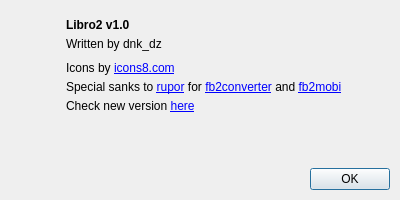
First picture: the form in src/designer/aboutdialog.ui, repository dnkorpushov/libro2, before the edit.
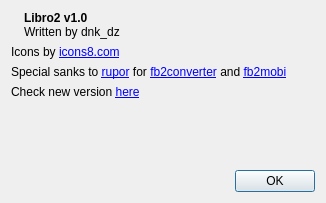
Second picture: the form after the edit. Icons and pictures are not drawn.

Patch:
```diff
--- a/src/designer/aboutdialog.ui
+++ b/src/designer/aboutdialog.ui
@@ -6,8 +6,8 @@
    <rect>
     <x>0</x>
     <y>0</y>
-    <width>400</width>
-    <height>200</height>
+    <width>326</width>
+    <height>203</height>
    </rect>
   </property>
   <property name="sizePolicy">
@@ -18,54 +18,46 @@
   </property>
   <property name="minimumSize">
    <size>
-    <width>400</width>
-    <height>200</height>
+    <width>0</width>
+    <height>0</height>
    </size>
   </property>
   <property name="maximumSize">
    <size>
-    <width>400</width>
-    <height>200</height>
+    <width>16777215</width>
+    <height>16777215</height>
    </size>
   </property>
   <property name="windowTitle">
    <string>About Libro2</string>
   </property>
-  <layout class="QVBoxLayout" name="verticalLayout_3">
-   <property name="spacing">
-    <number>10</number>
-   </property>
-   <property name="leftMargin">
-    <number>10</number>
-   </property>
-   <property name="topMargin">
-    <number>10</number>
-   </property>
-   <property name="rightMargin">
-    <number>10</number>
-   </property>
-   <property name="bottomMargin">
-    <number>10</number>
-   </property>
+  <layout class="QVBoxLayout" name="verticalLayout">
    <item>
     <layout class="QHBoxLayout" name="horizontalLayout" stretch="0,1">
-     <property name="spacing">
-      <number>6</number>
-     </property>
-     <item>
-      <layout class="QVBoxLayout" name="verticalLayout_2">
        <item>
         <widget class="QLabel" name="label">
+       <property name="sizePolicy">
+        <sizepolicy hsizetype="Preferred" vsizetype="Preferred">
+         <horstretch>0</horstretch>
+         <verstretch>0</verstretch>
+        </sizepolicy>
+       </property>
          <property name="minimumSize">
           <size>
-           <width>50</width>
-           <height>50</height>
+         <width>0</width>
+         <height>0</height>
           </size>
          </property>
          <property name="maximumSize">
           <size>
-           <width>50</width>
-           <height>50</height>
+         <width>16777215</width>
+         <height>16777215</height>
+        </size>
+       </property>
+       <property name="baseSize">
+        <size>
+         <width>-1</width>
+         <height>0</height>
           </size>
          </property>
          <property name="text">
@@ -75,46 +67,15 @@
           <pixmap resource="resources.qrc">:/icons/course_30px.png</pixmap>
          </property>
          <property name="alignment">
-          <set>Qt::AlignCenter</set>
+        <set>Qt::AlignLeading|Qt::AlignLeft|Qt::AlignTop</set>
          </property>
         </widget>
        </item>
        <item>
-        <spacer name="verticalSpacer">
-         <property name="orientation">
-          <enum>Qt::Vertical</enum>
-         </property>
-         <property name="sizeHint" stdset="0">
-          <size>
-           <width>20</width>
-           <height>40</height>
-          </size>
-         </property>
-        </spacer>
-       </item>
-      </layout>
-     </item>
-     <item>
-      <layout class="QVBoxLayout" name="verticalLayout" stretch="0,0,0,0,0,0,1">
+      <layout class="QVBoxLayout" name="verticalLayout_2">
        <property name="spacing">
-        <number>5</number>
+        <number>0</number>
        </property>
-       <item>
-        <spacer name="verticalSpacer_3">
-         <property name="orientation">
-          <enum>Qt::Vertical</enum>
-         </property>
-         <property name="sizeType">
-          <enum>QSizePolicy::Fixed</enum>
-         </property>
-         <property name="sizeHint" stdset="0">
-          <size>
-           <width>20</width>
-           <height>8</height>
-          </size>
-         </property>
-        </spacer>
-       </item>
        <item>
         <widget class="QLabel" name="labelName">
          <property name="font">
@@ -135,21 +96,9 @@
          </property>
         </widget>
        </item>
-       <item>
-        <spacer name="verticalSpacer_2">
-         <property name="orientation">
-          <enum>Qt::Vertical</enum>
-         </property>
-         <property name="sizeType">
-          <enum>QSizePolicy::Fixed</enum>
-         </property>
-         <property name="sizeHint" stdset="0">
-          <size>
-           <width>20</width>
-           <height>5</height>
-          </size>
-         </property>
-        </spacer>
+      </layout>
+     </item>
+    </layout>
        </item>
        <item>
         <widget class="QLabel" name="labelIconsCredits">
@@ -178,9 +127,18 @@
          </property>
         </widget>
        </item>
-      </layout>
-     </item>
-    </layout>
+   <item>
+    <spacer name="verticalSpacer">
+     <property name="orientation">
+      <enum>Qt::Vertical</enum>
+     </property>
+     <property name="sizeHint" stdset="0">
+      <size>
+       <width>20</width>
+       <height>20</height>
+      </size>
+     </property>
+    </spacer>
    </item>
    <item>
     <widget class="QDialogButtonBox" name="buttonBox">
```
Lines whose indentation alone changed are shown as unchanged.
